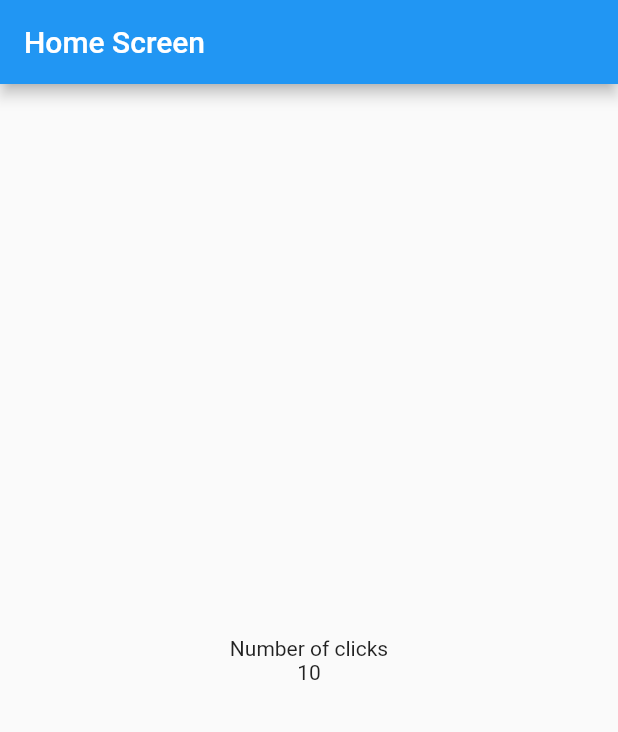
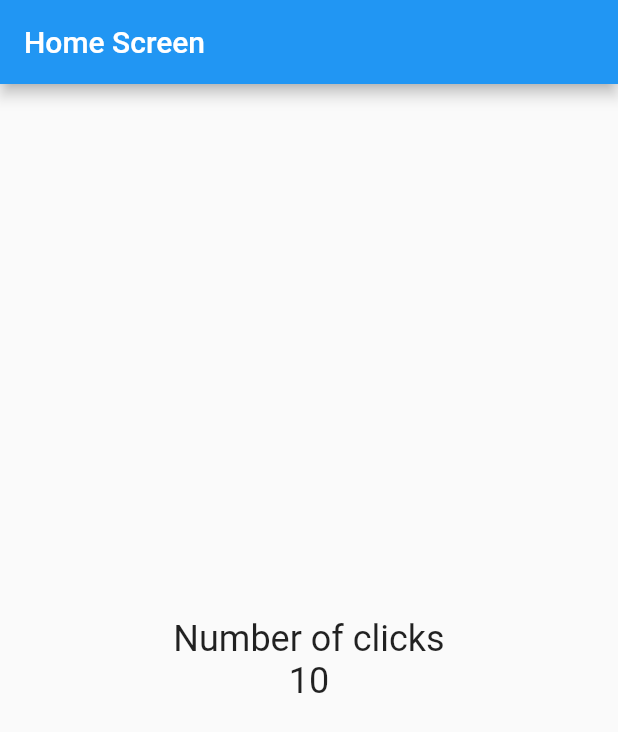
Before and after one commit to dennis-adrian/flutter-counter-app, a Flutter app: the screen it shows after launch, on a phone screen of 412 x 824 dp. Shown: the top 732 px of the screen. Run offline on Flutter 3.47's test engine with Material 2 defaults, Android fonts, the phone set to English and light mode, and no system bars.

Commit message:
Agregando estilos de texto

```diff
--- a/lib/screens/home_screen.dart
+++ b/lib/screens/home_screen.dart
@@ -5,12 +5,22 @@ class HomeScreen extends StatelessWidget {
 
   @override
   Widget build(BuildContext context) {
+    const fontSize24 = TextStyle(fontSize: 24);
     return Scaffold(
         appBar: AppBar(title: const Text('Home Screen')),
         body: Center(
           child: Column(
               mainAxisAlignment: MainAxisAlignment.center,
-              children: const [Text('Number of clicks'), Text('10')]),
+              children: const [
+                Text(
+                  'Number of clicks',
+                  style: fontSize24,
+                ),
+                Text(
+                  '10',
+                  style: fontSize24,
+                )
+              ]),
         ));
   }
 }
```
